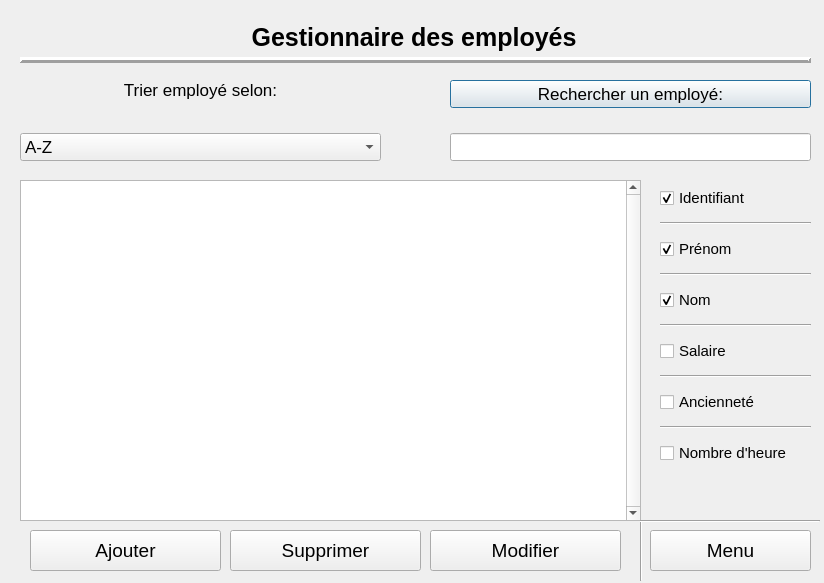
First picture: the form in UI/MenuEmploye.ui, repository LePerron/Application-gestion-employes-projet-session-2023, before the edit.
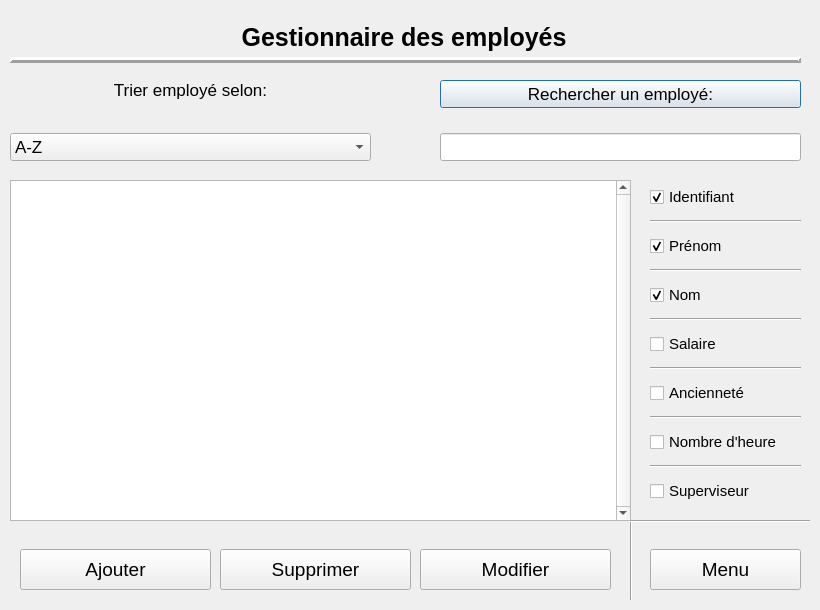
Second picture: the form after the edit.

What changed in the file:
```diff
--- a/UI/MenuEmploye.ui
+++ b/UI/MenuEmploye.ui
@@ -6,8 +6,8 @@
    <rect>
     <x>0</x>
     <y>0</y>
-    <width>824</width>
-    <height>583</height>
+    <width>820</width>
+    <height>610</height>
    </rect>
   </property>
   <property name="font">
@@ -21,7 +21,7 @@
   <widget class="QLabel" name="labelTitreEmploye">
    <property name="geometry">
     <rect>
-     <x>20</x>
+     <x>10</x>
      <y>12</y>
      <width>788</width>
      <height>51</height>
@@ -44,7 +44,7 @@
   <widget class="QWidget" name="verticalLayoutWidget">
    <property name="geometry">
     <rect>
-     <x>450</x>
+     <x>440</x>
      <y>80</y>
      <width>361</width>
      <height>81</height>
@@ -79,7 +79,7 @@
   <widget class="QWidget" name="verticalLayoutWidget_2">
    <property name="geometry">
     <rect>
-     <x>20</x>
+     <x>10</x>
      <y>80</y>
      <width>361</width>
      <height>81</height>
@@ -128,7 +128,7 @@
   <widget class="QListView" name="listViewEmploye">
    <property name="geometry">
     <rect>
-     <x>20</x>
+     <x>10</x>
      <y>180</y>
      <width>621</width>
      <height>341</height>
@@ -144,8 +144,8 @@
   <widget class="QPushButton" name="pushButtonAjouterEmploye">
    <property name="geometry">
     <rect>
-     <x>30</x>
-     <y>530</y>
+     <x>20</x>
+     <y>549</y>
      <width>191</width>
      <height>41</height>
     </rect>
@@ -168,8 +168,8 @@
   <widget class="QPushButton" name="pushButtonModifierEmploye">
    <property name="geometry">
     <rect>
-     <x>430</x>
-     <y>530</y>
+     <x>420</x>
+     <y>549</y>
      <width>191</width>
      <height>41</height>
     </rect>
@@ -192,8 +192,8 @@
   <widget class="QPushButton" name="pushButtonSupprimerEmploye">
    <property name="geometry">
     <rect>
-     <x>230</x>
-     <y>530</y>
+     <x>220</x>
+     <y>549</y>
      <width>191</width>
      <height>41</height>
     </rect>
@@ -217,8 +217,8 @@
    <property name="geometry">
     <rect>
      <x>650</x>
-     <y>530</y>
-     <width>161</width>
+     <y>549</y>
+     <width>151</width>
      <height>41</height>
     </rect>
    </property>
@@ -240,7 +240,7 @@
   <widget class="Line" name="line">
    <property name="geometry">
     <rect>
-     <x>20</x>
+     <x>10</x>
      <y>50</y>
      <width>791</width>
      <height>20</height>
@@ -259,10 +259,10 @@
   <widget class="QWidget" name="verticalLayoutWidget_3">
    <property name="geometry">
     <rect>
-     <x>660</x>
+     <x>650</x>
      <y>180</y>
      <width>151</width>
-     <height>291</height>
+     <height>331</height>
     </rect>
    </property>
    <layout class="QVBoxLayout" name="verticalLayout_3">
@@ -391,15 +391,34 @@
       </property>
      </widget>
     </item>
+    <item>
+     <widget class="Line" name="line_9">
+      <property name="orientation">
+       <enum>Qt::Horizontal</enum>
+      </property>
+     </widget>
+    </item>
+    <item>
+     <widget class="QCheckBox" name="checkBoxSuperviseur">
+      <property name="font">
+       <font>
+        <pointsize>11</pointsize>
+       </font>
+      </property>
+      <property name="text">
+       <string>Superviseur</string>
+      </property>
+     </widget>
+    </item>
    </layout>
   </widget>
   <widget class="QLabel" name="labelErreurSelection">
    <property name="geometry">
     <rect>
-     <x>660</x>
-     <y>470</y>
-     <width>151</width>
-     <height>41</height>
+     <x>20</x>
+     <y>519</y>
+     <width>591</width>
+     <height>31</height>
     </rect>
    </property>
    <property name="sizePolicy">
@@ -429,14 +448,17 @@
    <property name="text">
     <string/>
    </property>
+   <property name="alignment">
+    <set>Qt::AlignCenter</set>
+   </property>
   </widget>
   <widget class="Line" name="line_2">
    <property name="geometry">
     <rect>
-     <x>640</x>
+     <x>630</x>
      <y>520</y>
      <width>3</width>
-     <height>61</height>
+     <height>80</height>
     </rect>
    </property>
    <property name="orientation">
@@ -446,7 +468,7 @@
   <widget class="Line" name="line_3">
    <property name="geometry">
     <rect>
-     <x>640</x>
+     <x>630</x>
      <y>513</y>
      <width>180</width>
      <height>16</height>
```
Left out of the diff: 3 changed lines with no effect on the pictures.
